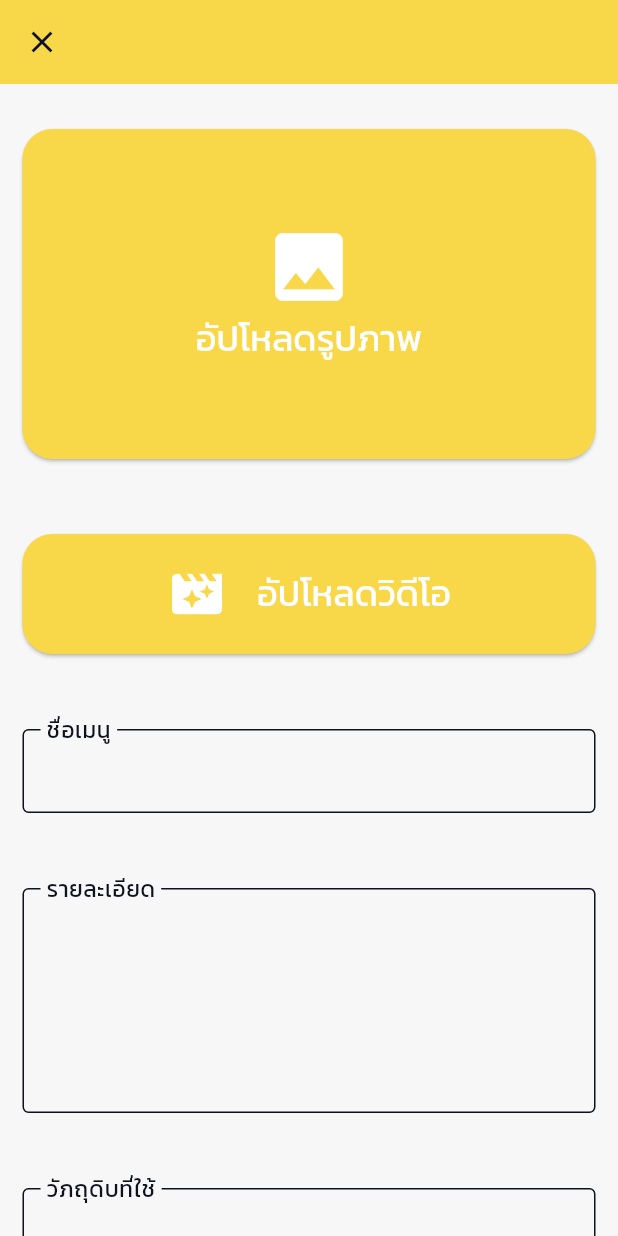
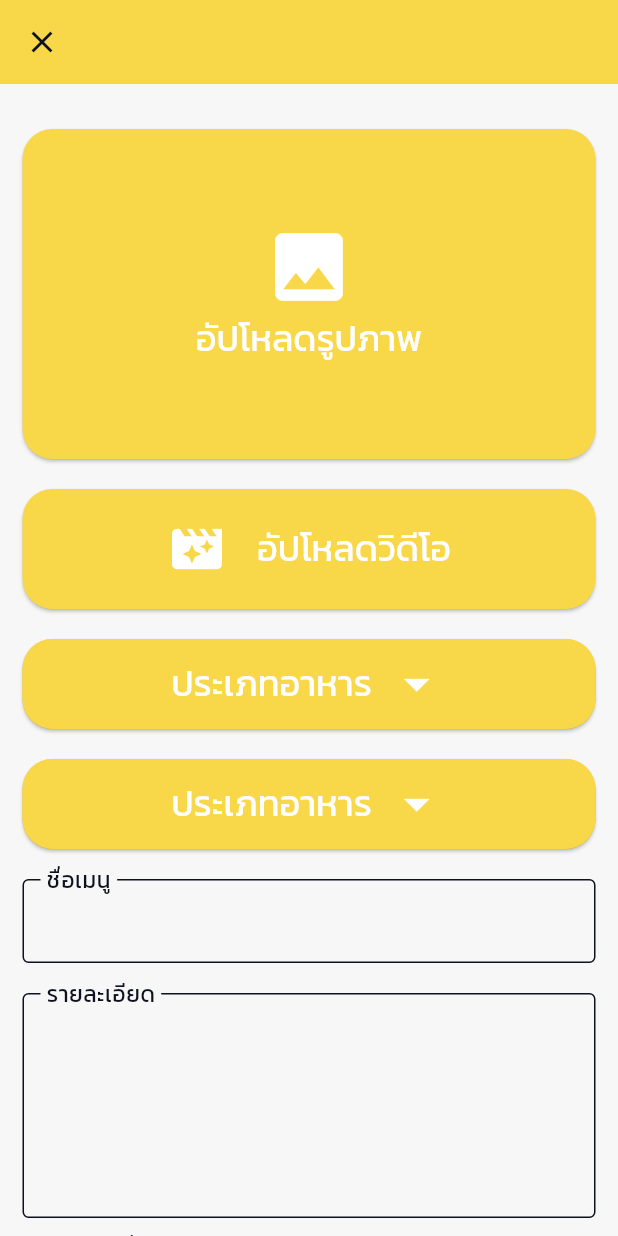
Before and after one commit to thg1rb/my-recipe, a Flutter app: the PostScreen screen opened directly, on a phone screen of 412 x 824 dp. Run offline on Flutter 3.47's test engine with Material 3 defaults, Android fonts, the phone set to English and light mode, and no system bars; our stand-ins replace cloud_firestore, firebase_auth, firebase_core, flutter_riverpod, google_sign_in, sliding_up_panel and 1 more; accounts and stored records are empty.

Commit message:
add category drop down and diffuculty drop down widget ui

```diff
--- /dev/null
+++ b/lib/providers/drop_down_state_provider.dart
@@ -0,0 +1,3 @@
+import 'package:flutter_riverpod/flutter_riverpod.dart';
+
+final dropDownStateProvider = StateProvider.family<bool, String>((ref, id) => false);
--- /dev/null
+++ b/lib/widgets/post/form.dart
@@ -0,0 +1,116 @@
+import 'package:flutter/material.dart';
+import 'package:flutter_riverpod/flutter_riverpod.dart';
+import 'package:my_recipe/core/theme/custom_theme/color_scheme.dart';
+import 'package:my_recipe/providers/drop_down_state_provider.dart';
+
+class CustomTextField extends ConsumerWidget {
+  const CustomTextField({super.key, required this.label, required this.height});
+  final String label;
+  final double height;
+
+  @override
+  Widget build(BuildContext context, WidgetRef ref) {
+    return SizedBox(
+      height: height,
+      child: TextField(
+        decoration: InputDecoration(
+          label: Text(label),
+          floatingLabelBehavior: FloatingLabelBehavior.always,
+          border: OutlineInputBorder(),
+        ),
+        maxLines: null,
+        expands: true,
+        style: TextStyle(fontSize: 14),
+      ),
+    );
+  }
+}
+
+class FineDropDownBox extends ConsumerStatefulWidget {
+  const FineDropDownBox({
+    super.key,
+    required this.title,
+    required this.items,
+    required this.colors,
+    required this.id,
+  });
+  final String title;
+  final List<String> items;
+  final List<Color> colors;
+  final String id;
+
+  @override
+  ConsumerState<FineDropDownBox> createState() => _FineDropDownBoxState();
+}
+
+class _FineDropDownBoxState extends ConsumerState<FineDropDownBox> {
+  @override
+  Widget build(BuildContext context) {
+    bool showDropDown = ref.watch(dropDownStateProvider(widget.id));
+    return Stack(
+      children: [
+        AnimatedContainer(
+          duration: Duration(milliseconds: 200),
+          width: 400,
+          height: showDropDown ? 240 : 60,
+          decoration: BoxDecoration(
+            borderRadius: BorderRadius.all(Radius.circular(20)),
+            color: CustomColorScheme.yellowColor,
+          ),
+          child: Column(
+            children: [
+              SizedBox(height: 60),
+              Expanded(
+                child: ListView.builder(
+                  itemCount: widget.items.length,
+                  itemBuilder: (BuildContext context, int index) {
+                    return Container(
+                      height: 60,
+                      decoration: BoxDecoration(
+                        borderRadius:
+                            index == (widget.items.length - 1)
+                                ? BorderRadius.only(
+                                  bottomLeft: Radius.circular(20),
+                                  bottomRight: Radius.circular(20),
+                                )
+                                : BorderRadius.all(Radius.zero),
+                        color: widget.colors[index],
+                      ),
+                      child: Center(
+                        child: Text(
+                          widget.items[index],
+                          style: TextStyle(fontSize: 24, color: Colors.white),
+                        ),
+                      ),
+                    );
+                  },
+                ),
+              ),
+            ],
+          ),
+        ),
+        ElevatedButton(
+          onPressed: () {
+            ref.read(dropDownStateProvider(widget.id).notifier).state =
+                !showDropDown;
+          },
+          style: ElevatedButton.styleFrom(
+            backgroundColor: Theme.of(context).colorScheme.primary,
+            fixedSize: Size(400, 60),
+            shape: RoundedRectangleBorder(
+              borderRadius: BorderRadius.circular(20),
+            ),
+          ),
+          child: Row(
+            mainAxisAlignment: MainAxisAlignment.center,
+            children: [
+              Text('ประเภทอาหาร', style: TextStyle(fontSize: 24)),
+              SizedBox(width: 10),
+              Icon(Icons.arrow_drop_down, color: Colors.white, size: 40),
+            ],
+          ),
+        ),
+      ],
+    );
+  }
+}
--- /dev/null
+++ b/lib/widgets/post/upload.dart
@@ -0,0 +1,54 @@
+import 'package:flutter/material.dart';
+
+class UploadButton extends StatefulWidget {
+  const UploadButton({
+    super.key,
+    required this.btnSize,
+    required this.text,
+    required this.icon,
+    required this.iconSize,
+    required this.isRow,
+  });
+
+  final Size btnSize;
+  final String text;
+  final IconData icon;
+  final double iconSize;
+  final bool isRow;
+  @override
+  State<UploadButton> createState() => _UploadButtonState();
+}
+
+class _UploadButtonState extends State<UploadButton> {
+  @override
+  Widget build(BuildContext context) {
+    List<Widget> widgets = [
+      Icon(widget.icon, color: Colors.white, size: widget.iconSize),
+      Text(
+        widget.text,
+        style: TextStyle(fontSize: 24, fontWeight: FontWeight.normal),
+      ),
+    ];
+
+    if (widget.isRow) widgets.insert(1, const SizedBox(width: 20,));
+
+    return ElevatedButton(
+      onPressed: () {},
+      style: ElevatedButton.styleFrom(
+        backgroundColor: Theme.of(context).colorScheme.primary,
+        fixedSize: widget.btnSize,
+        shape: RoundedRectangleBorder(borderRadius: BorderRadius.circular(20)),
+      ),
+      child:
+          widget.isRow
+              ? Row(
+                mainAxisAlignment: MainAxisAlignment.center,
+                children: widgets,
+              )
+              : Column(
+                mainAxisAlignment: MainAxisAlignment.center,
+                children: widgets,
+              ),
+    );
+  }
+}
--- a/lib/widgets/post_panel.dart
+++ b/lib/widgets/post_panel.dart
@@ -1,5 +1,7 @@
 import 'package:flutter/material.dart';
 import 'package:flutter_riverpod/flutter_riverpod.dart';
+import 'package:my_recipe/widgets/post/form.dart';
+import 'package:my_recipe/widgets/post/upload.dart';
 
 class PostScreen extends ConsumerWidget {
   const PostScreen({super.key});
@@ -23,110 +25,28 @@ class PostScreen extends ConsumerWidget {
             children: [
               Wrap(
                 alignment: WrapAlignment.center,
-                runSpacing: 50,
+                runSpacing: 20,
                 children: [
-                  ElevatedButton(
-                    onPressed: () {},
-                    style: ElevatedButton.styleFrom(
-                      backgroundColor: Theme.of(context).colorScheme.primary,
-                      fixedSize: Size(400, 220),
-                      shape: RoundedRectangleBorder(
-                        borderRadius: BorderRadius.circular(20),
-                      ),
-                    ),
-                    child: Column(
-                      mainAxisAlignment: MainAxisAlignment.center,
-                      children: [
-                        Icon(Icons.image, color: Colors.white, size: 60),
-                        Text(
-                          "อัปโหลดรูปภาพ",
-                          style: TextStyle(
-                            fontSize: 24,
-                            fontWeight: FontWeight.normal,
-                          ),
-                        ),
-                      ],
-                    ),
+                  UploadButton(
+                    btnSize: Size(400, 220),
+                    text: 'อัปโหลดรูปภาพ',
+                    icon: Icons.image,
+                    iconSize: 60,
+                    isRow: false,
                   ),
-                  ElevatedButton(
-                    onPressed: () {},
-                    style: ElevatedButton.styleFrom(
-                      backgroundColor: Theme.of(context).colorScheme.primary,
-                      fixedSize: Size(400, 80),
-                      shape: RoundedRectangleBorder(
-                        borderRadius: BorderRadius.circular(20),
-                      ),
-                    ),
-                    child: Row(
-                      mainAxisAlignment: MainAxisAlignment.center,
-                      children: [
-                        Icon(Icons.movie_filter, color: Colors.white, size: 40),
-                        SizedBox(width: 20),
-                        Text(
-                          "อัปโหลดวิดีโอ",
-                          style: TextStyle(
-                            fontSize: 24,
-                            fontWeight: FontWeight.normal,
-                          ),
-                        ),
-                      ],
-                    ),
+                  UploadButton(
+                    btnSize: Size(400, 80),
+                    text: 'อัปโหลดวิดีโอ',
+                    icon: Icons.movie_filter,
+                    iconSize: 40,
+                    isRow: true,
                   ),
-                  SizedBox(
-                    height: 56,
-                    child: TextField(
-                      decoration: InputDecoration(
-                        label: Text("ชื่อเมนู"),
-                        floatingLabelBehavior: FloatingLabelBehavior.always,
-                        border: OutlineInputBorder(),
-                      ),
-                      maxLines: null,
-                      expands: true,
-                      style: TextStyle(fontSize: 14),
-                    ),
-                  ),
-                  SizedBox(
-                    height: 150,
-                    child: TextField(
-                      decoration: InputDecoration(
-                        label: Text('รายละเอียด'),
-                        floatingLabelBehavior: FloatingLabelBehavior.always,
-                        border: OutlineInputBorder(),
-                      ),
-                      textAlignVertical: TextAlignVertical.top,
-                      maxLines: null,
-                      expands: true,
-                      style: TextStyle(fontSize: 14),
-                    ),
-                  ),
-                  SizedBox(
-                    height: 150,
-                    child: TextField(
-                      decoration: InputDecoration(
-                        label: Text("วัภถุดิบที่ใช้"),
-                        floatingLabelBehavior: FloatingLabelBehavior.always,
-                        border: OutlineInputBorder(),
-                      ),
-                      textAlignVertical: TextAlignVertical.top,
-                      maxLines: null,
-                      expands: true,
-                      style: TextStyle(fontSize: 14),
-                    ),
-                  ),
-                  SizedBox(
-                    height: 150,
-                    child: TextField(
-                      decoration: InputDecoration(
-                        label: Text("ขั้นตอนวิธีทำ"),
-                        floatingLabelBehavior: FloatingLabelBehavior.always,
-                        border: OutlineInputBorder(),
-                      ),
-                      textAlignVertical: TextAlignVertical.top,
-                      maxLines: null,
-                      expands: true,
-                      style: TextStyle(fontSize: 14),
-                    ),
-                  ),
+                  FineDropDownBox(title: 'ประเภทอาหาร', items: ['เมนูข้าว', 'เมนูเส้น', 'ของหวาน'], colors: [Colors.yellow,Colors.yellow,Colors.yellow], id: 'cateDropdown'),
+                  FineDropDownBox(title: 'ระดับความยาก',items: ['ง่าย','ปานกลาง','ยาก'], colors: [Colors.lightGreenAccent, Colors.orangeAccent,Colors.redAccent], id: 'diffDropDown'),
+                  CustomTextField(label: 'ชื่อเมนู', height: 56),
+                  CustomTextField(label: 'รายละเอียด', height: 150),
+                  CustomTextField(label: 'วัตถุดิบที่ใช้', height: 150),
+                  CustomTextField(label: 'ขั้นตอนวิธีทำ', height: 150),
                   ElevatedButton(
                     onPressed: () {},
                     style: ElevatedButton.styleFrom(
@@ -134,7 +54,10 @@ class PostScreen extends ConsumerWidget {
                         borderRadius: BorderRadius.circular(15),
                       ),
                     ),
-                    child: Text('เผยแพร่สูตรอาหาร', style: TextStyle(fontSize: 20)),
+                    child: Text(
+                      'เผยแพร่สูตรอาหาร',
+                      style: TextStyle(fontSize: 20),
+                    ),
                   ),
                 ],
               ),
@@ -146,6 +69,7 @@ class PostScreen extends ConsumerWidget {
   }
 }
 
+// Slide Transiton Build
 Route createRoute() {
   return PageRouteBuilder(
     pageBuilder: (context, animation, secondaryAnimation) => const PostScreen(),
```
